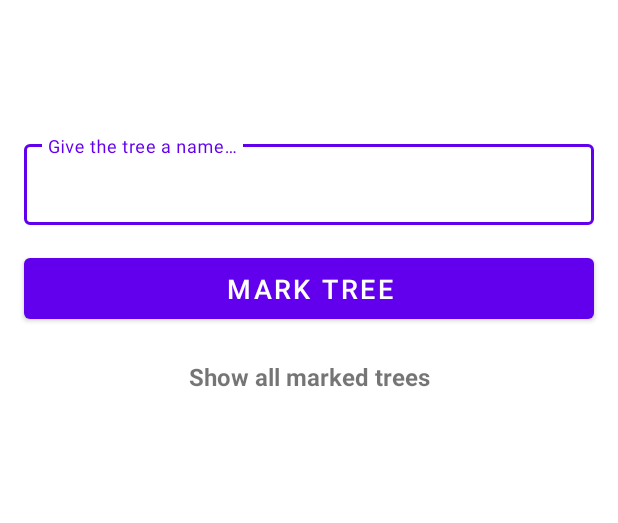
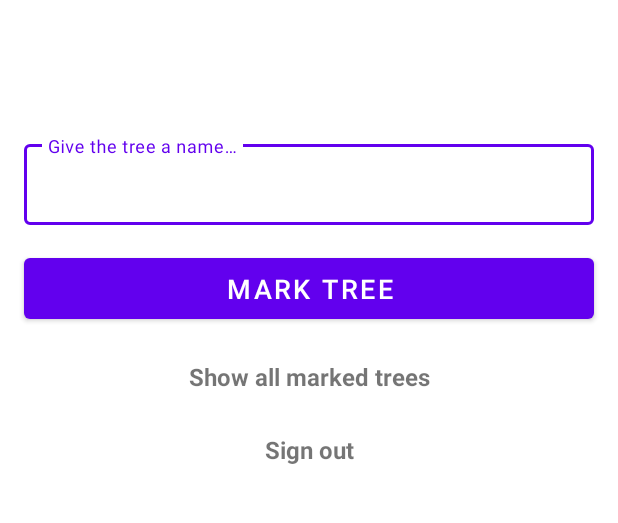
Before and after one commit to lukasbeckercode/forrest_watch, an Android app: the HomeActivity screen opened directly, with no data from a screen before it, on a phone screen of 412 x 824 dp, the part 224-747 px from its top. Run offline under Robolectric (Android 15) with nearby library versions, the light colour scheme and no system bars.

Commit message:
Implemented sign out

```diff
--- a/app/src/main/java/com/lukasbeckercode/forrestwatch/models/User.kt
+++ b/app/src/main/java/com/lukasbeckercode/forrestwatch/models/User.kt
@@ -44,6 +44,14 @@ class User(
   return true
     }
 
+    fun destroy(){
+        id = ""
+        firstname = ""
+        lastname = ""
+        email = ""
+
+    }
+
     override fun writeToParcel(parcel: Parcel, flags: Int) {
         parcel.writeString(id)
         parcel.writeString(email)
--- a/app/src/main/java/com/lukasbeckercode/forrestwatch/ui/HomeActivity.kt
+++ b/app/src/main/java/com/lukasbeckercode/forrestwatch/ui/HomeActivity.kt
@@ -22,6 +22,7 @@ import com.google.android.gms.maps.SupportMapFragment
 import com.google.android.gms.maps.model.LatLng
 import com.google.android.gms.maps.model.MarkerOptions
 import com.lukasbeckercode.forrestwatch.Constants
+import com.lukasbeckercode.forrestwatch.FireBaseAuth
 import com.lukasbeckercode.forrestwatch.R
 import com.lukasbeckercode.forrestwatch.location.PermissionManager
 import com.lukasbeckercode.forrestwatch.models.MarkedTree
@@ -31,14 +32,24 @@ import java.util.*
 class HomeActivity : AppCompatActivity(), OnMapReadyCallback {
     private var requestCode = 99 //standard value 99 as per SO
     private var map:GoogleMap? = null
+    private lateinit var user:User
     var pos:LatLng? = null
+
+    override fun onStart() {
+        super.onStart()
+        if(user.id == ""){ //prevents showing this view if user presses the back button  after sign-out
+            Toast.makeText(this,R.string.no_user_signed_in,Toast.LENGTH_SHORT).show()
+            startActivity(Intent(this,MainActivity::class.java))
+        }
+    }
     override fun onCreate(savedInstanceState: Bundle?) {
         super.onCreate(savedInstanceState)
         setContentView(R.layout.activity_home)
-        var user = User()
+         user = User()
         if (intent.hasExtra(Constants.intentKeyUser)){
             user = intent.getParcelableExtra(Constants.intentKeyUser)!!
         }
+
         when {
 
             PermissionManager().isFineLocationGranted(this) -> {
@@ -79,6 +90,14 @@ class HomeActivity : AppCompatActivity(), OnMapReadyCallback {
         val tvGoToTreeView:TextView = findViewById(R.id.tv_home_gotolistview)
         tvGoToTreeView.setOnClickListener {
             startActivity(Intent(this,TreeView::class.java))
+        }
+
+        val tvSignOut:TextView = findViewById(R.id.tv_home_logout)
+        tvSignOut.setOnClickListener{
+            FireBaseAuth().logOut()
+            user.destroy()
+            Toast.makeText(this,R.string.sign_out_success,Toast.LENGTH_SHORT).show()
+            startActivity(Intent(this,MainActivity::class.java))
         }
 
 
--- a/app/src/main/res/layout/activity_home.xml
+++ b/app/src/main/res/layout/activity_home.xml
@@ -85,5 +85,17 @@
         app:layout_constraintTop_toBottomOf="@id/btn_home_save"
         android:textStyle="bold"
         android:layout_marginTop="16dp"/>
+    <TextView
+    android:id="@+id/tv_home_logout"
+    android:layout_width="wrap_content"
+    android:layout_height="wrap_content"
+    android:padding="@dimen/tv_5dp_padding"
+    android:textSize="@dimen/tv_16sp_textsize"
+    android:text="@string/tv_sign_out"
+    app:layout_constraintEnd_toEndOf="parent"
+    app:layout_constraintStart_toStartOf="parent"
+    app:layout_constraintTop_toBottomOf="@id/tv_home_gotolistview"
+    android:textStyle="bold"
+    android:layout_marginTop="16dp"/>
 
 </androidx.constraintlayout.widget.ConstraintLayout>
--- a/app/src/main/res/values/strings.xml
+++ b/app/src/main/res/values/strings.xml
@@ -53,4 +53,9 @@
     <string name="tree_view_delete_confirm">Confirm deletion</string>
     <string name="tree_view_delete_success">Tree deleted successfully!</string>
     <string name="tree_view_delete_failure">Tree deletion failed!</string>
+
+    <!-- Sign out-->
+    <string name="tv_sign_out">Sign out</string>
+    <string name="sign_out_success">Sign out successful!</string>
+    <string name="no_user_signed_in">No user signed in!</string>
 </resources>
```
